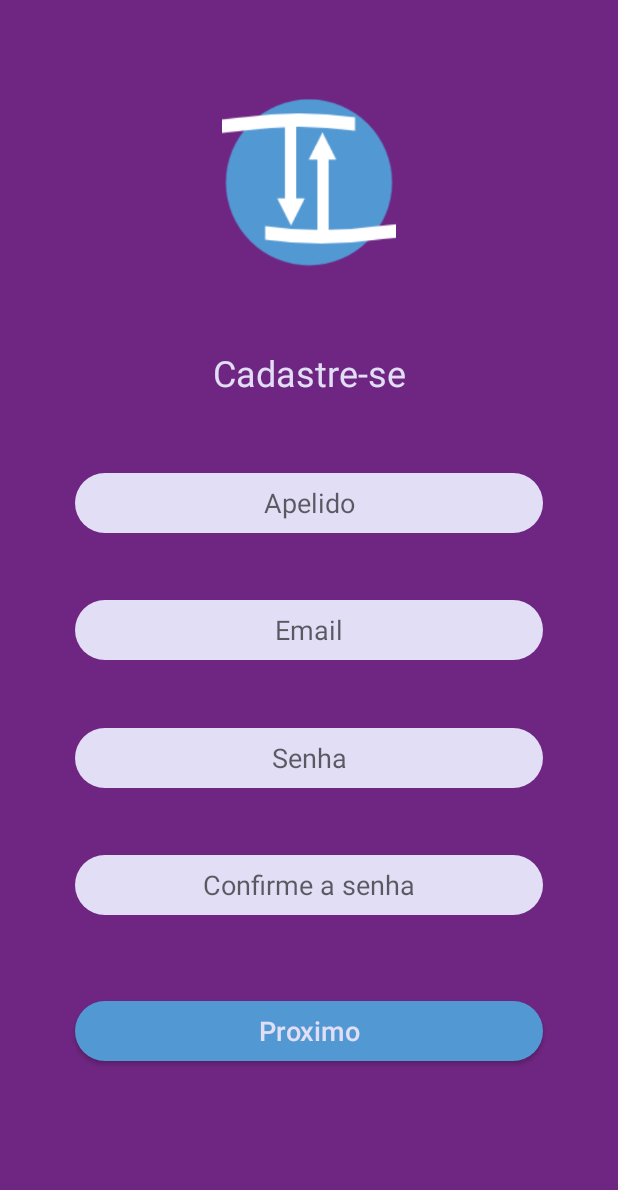
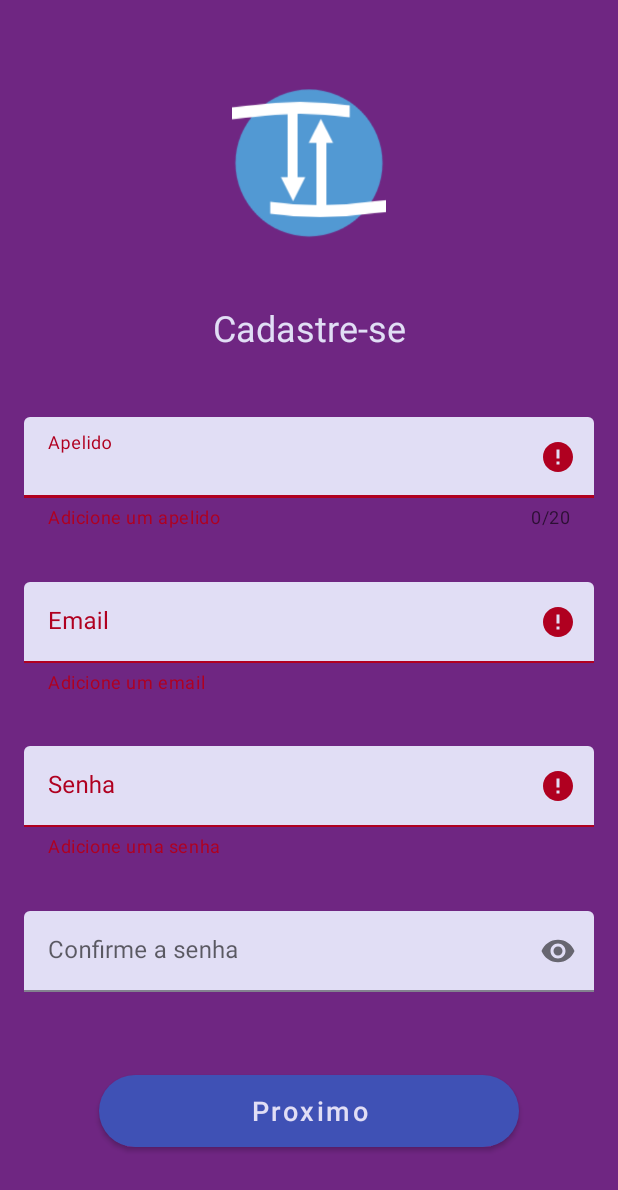
Before and after one commit to VictorOgata/trocatroca, an Android app: the CadastroActivity screen opened directly, with no data from a screen before it, after a tap on "Proximo", on a phone screen of 412 x 824 dp. Shown: the top 1190 px of the screen. Run offline under Robolectric (Android 15) with nearby library versions, the phone set to English and light mode, and no system bars; our stand-ins replace Firebase (no records; nobody signed in at launch, a user with empty details on screens opened directly); 1 statement that could not run was skipped; 1 other tap on this screen came first.

Commit message:
(Material Design) Avisos de erros
Alteração na tela de cadastro para usar TextInputLayout e adição de tratamento de erro nos campos de texto.

```diff
--- a/app/src/main/java/groupdelta/trocatroca/Activity/CadastroActivity.java
+++ b/app/src/main/java/groupdelta/trocatroca/Activity/CadastroActivity.java
@@ -6,6 +6,8 @@ import android.content.Intent;
 import android.os.Bundle;
 import android.support.annotation.NonNull;
 import android.support.annotation.Nullable;
+import android.support.design.widget.TextInputEditText;
+import android.support.design.widget.TextInputLayout;
 import android.support.v7.app.AppCompatActivity;
 import android.view.View;
 import android.widget.EditText;
@@ -27,13 +29,14 @@ public class CadastroActivity extends AppCompatActivity {
 
 
     /* Nickname edit text*/
-    private EditText mNickEditText;
+    private TextInputLayout mNickEditText;
     /* E-mail edit text */
-    private EditText mEmailEditText;
+    private TextInputLayout mEmailEditText;
+    private TextInputEditText mEmailEditTextEdit;
     /* Password edit text */
-    private EditText mPasswordEditText;
+    private TextInputLayout mPasswordEditText;
     /* Confirm Password edit text */
-    private EditText mConfPassEditText;
+    private TextInputLayout mConfPassEditText;
 
 
 
@@ -46,9 +49,10 @@ public class CadastroActivity extends AppCompatActivity {
         /*Obtaining the references to the views from the XML.*/
         mNickEditText = findViewById(R.id.edtApelidoCadastro);
         mEmailEditText = findViewById(R.id.edtEmailCadastro);
+        mEmailEditTextEdit = findViewById(R.id.edtEmailCadastro_edit);
         Intent intentMA = getIntent();
         String emailReceived = (String) intentMA.getStringExtra("email");
-        mEmailEditText.setText(emailReceived);
+        if(!emailReceived.toString().isEmpty()) mEmailEditTextEdit.setText(emailReceived);
         mPasswordEditText = findViewById(R.id.edtSenhaCadastro);
         mConfPassEditText = findViewById(R.id.edtConfSenha);
     }
@@ -56,27 +60,93 @@ public class CadastroActivity extends AppCompatActivity {
     public void onOkButtonClicked(View view) {
         Context context=this;
         int verificacao = 1;
+        boolean confirma = false;
 
+        confirma = confirmaDados(view);
+        if(confirma){
+            Toast.makeText(context,(String)"Confirmando...", LENGTH_LONG).show();
+            //Calling Main screen
+            Class destinationClass = CadastroP2Activity.class;
+            Intent intentToStartR2 = new Intent(context, destinationClass);
+            intentToStartR2.putExtra("nick", mNickEditText.getEditText().getText().toString().trim());
+            intentToStartR2.putExtra("email", mEmailEditText.getEditText().getText().toString().trim());
+            intentToStartR2.putExtra("pass", mPasswordEditText.getEditText().getText().toString().trim());
+            startActivity(intentToStartR2);
+        } else Toast.makeText(context,(String)"Campos não preenchidos corretamente.", LENGTH_LONG).show();
 
-        /*Checking non informed parameters*/
-        if(!mNickEditText.getText().toString().isEmpty() && !mEmailEditText.getText().toString().isEmpty()&&
-        !mPasswordEditText.getText().toString().isEmpty() && !mConfPassEditText.getText().toString().isEmpty()){
-            /*Checking the password confirmation*/
-            if(mPasswordEditText.getText().toString().equals(mConfPassEditText.getText().toString())){
-                /*Calling Main screen*/
+        //codigo antigo:
+        /*Checking non informed parameters
+        if(!mNickEditText.getEditText().toString().trim().isEmpty() && !mEmailEditText.getEditText().toString().trim().isEmpty()&&
+        !mPasswordEditText.getEditText().toString().trim().isEmpty() && !mConfPassEditText.getEditText().toString().trim().isEmpty()){
+            //Checking the password confirmation
+            if(mPasswordEditText.getEditText().getText().toString().trim().equals(mConfPassEditText.getEditText().getText().toString().trim())){
+                //Calling Main screen
                 Class destinationClass = CadastroP2Activity.class;
                 Intent intentToStartR2 = new Intent(context, destinationClass);
-                intentToStartR2.putExtra("nick", mNickEditText.getText().toString());
-                intentToStartR2.putExtra("email", mEmailEditText.getText().toString());
-                intentToStartR2.putExtra("pass", mPasswordEditText.getText().toString());
+                intentToStartR2.putExtra("nick", mNickEditText.getEditText().getText().toString().trim());
+                intentToStartR2.putExtra("email", mEmailEditText.getEditText().getText().toString().trim());
+                intentToStartR2.putExtra("pass", mPasswordEditText.getEditText().getText().toString().trim());
                 startActivity(intentToStartR2);
             }else {
                 Toast.makeText(context,(String)"Senha não confirmada.", LENGTH_LONG).show();
             }
         }else{
             Toast.makeText(context,(String)"Campos não preenchidos.", LENGTH_LONG).show();
+        }*/
+    }
+
+    private boolean erroEmail(){
+        String email = mEmailEditText.getEditText().getText().toString().trim();
+
+        if(email.isEmpty()){
+            mEmailEditText.setError("Adicione um email");
+            return false;
+        } else {
+            mEmailEditText.setError(null);
+            mEmailEditText.setErrorEnabled(false);
+            return true;
         }
     }
 
+    private boolean erroApelido(){
+        String nome = mNickEditText.getEditText().getText().toString().trim();
 
+        if(nome.isEmpty()){
+            mNickEditText.setError("Adicione um apelido");
+            return false;
+        } else {
+            mNickEditText.setError(null);
+            mNickEditText.setErrorEnabled(false);
+            return true;
+        }
+    }
+
+    private boolean erroSenha(){
+        String senha = mPasswordEditText.getEditText().getText().toString().trim();
+        String confSenha = mConfPassEditText.getEditText().getText().toString().trim();
+
+        if(senha.isEmpty()){
+            mPasswordEditText.setError("Adicione uma senha");
+            return false;
+        }else if(confSenha.isEmpty()){
+            mConfPassEditText.setError("Adicione a confirmação de senha");
+            return false;
+        } else if(!senha.equals(confSenha)){
+            mConfPassEditText.setError("As senhas não conferem");
+            return false;
+        } else {
+            mPasswordEditText.setError(null);
+            mConfPassEditText.setError(null);
+            mPasswordEditText.setErrorEnabled(false);
+            mConfPassEditText.setErrorEnabled(false);
+            return true;
+        }
+    }
+
+    public boolean confirmaDados(View v){
+        if(!erroApelido() | !erroEmail() | !erroSenha()){
+            return false;
+        }
+        return true;
+    }
 }
--- a/app/src/main/res/layout/activity_cadastro.xml
+++ b/app/src/main/res/layout/activity_cadastro.xml
@@ -5,17 +5,19 @@
     android:layout_width="match_parent"
     android:layout_height="match_parent"
     android:background="@color/colorPrimaryDark"
+    android:padding="16dp"
     tools:context=".Activity.CadastroActivity">
 
     <ImageView
         android:id="@+id/imageView"
-        android:layout_width="116dp"
-        android:layout_height="130dp"
+        android:layout_width="match_parent"
+        android:layout_height="100dp"
         android:layout_marginEnd="8dp"
         android:layout_marginStart="8dp"
-        android:layout_marginTop="20dp"
+        android:layout_marginTop="8dp"
         app:layout_constraintBottom_toTopOf="@+id/tvTitulo"
         app:layout_constraintEnd_toEndOf="@+id/tvTitulo"
+        app:layout_constraintHorizontal_bias="0.5"
         app:layout_constraintStart_toStartOf="@+id/tvTitulo"
         app:layout_constraintTop_toTopOf="parent"
         app:srcCompat="@drawable/logo" />
@@ -33,82 +35,109 @@
         android:textColor="@color/colorPrimatyLight"
         app:layout_constraintBottom_toTopOf="@+id/edtApelidoCadastro"
         app:layout_constraintEnd_toEndOf="@+id/edtApelidoCadastro"
+        app:layout_constraintHorizontal_bias="0.5"
         app:layout_constraintStart_toStartOf="@+id/edtApelidoCadastro"
         app:layout_constraintTop_toBottomOf="@+id/imageView" />
 
-
-    <EditText
+    <android.support.design.widget.TextInputLayout
         android:id="@+id/edtApelidoCadastro"
-        style="@style/edittext_style"
-        android:layout_marginEnd="50dp"
-        android:layout_marginStart="50dp"
-        android:layout_marginTop="5dp"
-        android:hint="Apelido"
-        android:inputType="text"
-        android:maxLines="1"
+        style="@style/Widget.MaterialComponents.TextInputLayout.FilledBox.Dense"
+        android:layout_width="match_parent"
+        android:layout_height="wrap_content"
+        app:counterEnabled="true"
+        app:counterMaxLength="20"
+        app:errorEnabled="true"
+        app:boxBackgroundColor="@color/colorPrimatyLight"
         app:layout_constraintBottom_toTopOf="@+id/edtEmailCadastro"
         app:layout_constraintEnd_toEndOf="@+id/edtEmailCadastro"
+        app:layout_constraintHorizontal_bias="0.5"
         app:layout_constraintStart_toStartOf="@+id/edtEmailCadastro"
-        app:layout_constraintTop_toBottomOf="@+id/tvTitulo" />
+        app:layout_constraintTop_toBottomOf="@+id/tvTitulo"
+        app:layout_constraintVertical_bias="1.0">
 
-    <EditText
+        <android.support.design.widget.TextInputEditText
+            android:layout_width="match_parent"
+            android:layout_height="wrap_content"
+            android:hint="Apelido"
+            android:inputType="text"
+            android:maxLength="20" />
+    </android.support.design.widget.TextInputLayout>
+
+    <android.support.design.widget.TextInputLayout
         android:id="@+id/edtEmailCadastro"
-        style="@style/edittext_style"
-        android:layout_marginEnd="50dp"
-        android:layout_marginLeft="50dp"
-        android:layout_marginRight="50dp"
-        android:layout_marginStart="50dp"
-        android:layout_marginTop="8dp"
-        android:hint="Email"
-        android:inputType="textEmailAddress"
+        android:layout_width="match_parent"
+        android:layout_height="wrap_content"
+        app:boxBackgroundColor="@color/colorPrimatyLight"
+        style="@style/Widget.MaterialComponents.TextInputLayout.FilledBox.Dense"
+        app:errorEnabled="true"
         app:layout_constraintBottom_toTopOf="@+id/edtSenhaCadastro"
         app:layout_constraintEnd_toEndOf="@+id/edtSenhaCadastro"
+        app:layout_constraintHorizontal_bias="0.5"
         app:layout_constraintStart_toStartOf="@+id/edtSenhaCadastro"
-        app:layout_constraintTop_toBottomOf="@+id/edtApelidoCadastro" />
+        app:layout_constraintTop_toBottomOf="@+id/edtApelidoCadastro">
 
-    <EditText
+        <android.support.design.widget.TextInputEditText
+            android:id="@+id/edtEmailCadastro_edit"
+            android:layout_width="match_parent"
+            android:layout_height="wrap_content"
+            android:hint="Email"
+            android:inputType="textEmailAddress" />
+    </android.support.design.widget.TextInputLayout>
+
+    <android.support.design.widget.TextInputLayout
         android:id="@+id/edtSenhaCadastro"
-        style="@style/edittext_style"
-        android:layout_marginEnd="50dp"
-        android:layout_marginLeft="50dp"
-        android:layout_marginRight="50dp"
-        android:layout_marginStart="50dp"
-        android:layout_marginTop="8dp"
-        android:hint="Senha"
-        android:inputType="textPassword"
+        style="@style/Widget.MaterialComponents.TextInputLayout.FilledBox.Dense"
+        android:layout_width="match_parent"
+        android:layout_height="wrap_content"
+        app:boxBackgroundColor="@color/colorPrimatyLight"
+        app:errorEnabled="true"
         app:layout_constraintBottom_toTopOf="@+id/edtConfSenha"
         app:layout_constraintEnd_toEndOf="@+id/edtConfSenha"
         app:layout_constraintHorizontal_bias="0.5"
         app:layout_constraintStart_toStartOf="@+id/edtConfSenha"
-        app:layout_constraintTop_toBottomOf="@+id/edtEmailCadastro" />
+        app:layout_constraintTop_toBottomOf="@+id/edtEmailCadastro"
+        app:passwordToggleEnabled="true">
 
-    <EditText
+        <android.support.design.widget.TextInputEditText
+            android:layout_width="match_parent"
+            android:layout_height="wrap_content"
+            android:hint="Senha"
+            android:inputType="textPassword" />
+    </android.support.design.widget.TextInputLayout>
+
+    <android.support.design.widget.TextInputLayout
         android:id="@+id/edtConfSenha"
-        style="@style/edittext_style"
-        android:layout_marginEnd="50dp"
-        android:layout_marginLeft="50dp"
-        android:layout_marginRight="50dp"
-        android:layout_marginStart="50dp"
-        android:layout_marginTop="8dp"
-        android:hint="Confirme a senha"
-        android:inputType="textPassword"
+        style="@style/Widget.MaterialComponents.TextInputLayout.FilledBox.Dense"
+        android:layout_width="match_parent"
+        android:layout_height="wrap_content"
+        app:boxBackgroundColor="@color/colorPrimatyLight"
+        app:errorEnabled="true"
         app:layout_constraintBottom_toTopOf="@+id/btnOk"
         app:layout_constraintEnd_toEndOf="@+id/btnOk"
+        app:layout_constraintHorizontal_bias="0.5"
         app:layout_constraintStart_toStartOf="@+id/btnOk"
-        app:layout_constraintTop_toBottomOf="@+id/edtSenhaCadastro" />
+        app:layout_constraintTop_toBottomOf="@+id/edtSenhaCadastro"
+        app:passwordToggleEnabled="true">
+
+        <android.support.design.widget.TextInputEditText
+            android:layout_width="match_parent"
+            android:layout_height="wrap_content"
+            android:hint="Confirme a senha"
+            android:inputType="textPassword" />
+    </android.support.design.widget.TextInputLayout>
 
     <Button
         android:id="@+id/btnOk"
         style="@style/button_style"
-
-        android:layout_marginBottom="80dp"
+        android:layout_height="wrap_content"
+        android:layout_marginBottom="8dp"
         android:layout_marginEnd="50dp"
         android:layout_marginStart="50dp"
-        android:layout_marginTop="20dp"
         android:onClick="onOkButtonClicked"
         android:text="Proximo"
         app:layout_constraintBottom_toBottomOf="parent"
         app:layout_constraintEnd_toEndOf="parent"
+        app:layout_constraintHorizontal_bias="0.5"
         app:layout_constraintStart_toStartOf="parent"
         app:layout_constraintTop_toBottomOf="@+id/edtConfSenha" />
 
--- a/app/src/main/res/values/styles.xml
+++ b/app/src/main/res/values/styles.xml
@@ -1,7 +1,7 @@
 <resources>
 
     <!-- Base application theme. -->
-    <style name="AppTheme" parent="Theme.AppCompat.Light.NoActionBar">
+    <style name="AppTheme" parent="Theme.MaterialComponents.Light.NoActionBar">
         <!-- Customize your theme here. -->
         <item name="colorPrimary">@color/colorPrimary</item>
         <item name="colorPrimaryDark">@color/colorPrimaryDark</item>
```
Also changed, not shown: app/build.gradle (+3 -5 lines).
